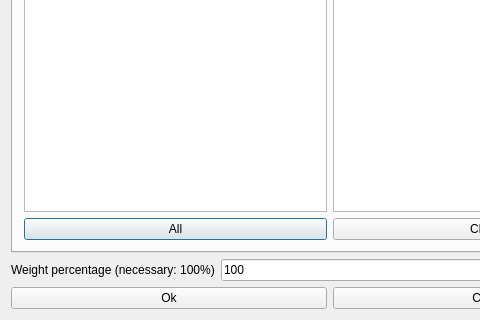
Before: the Qt Designer form fet/src/interface/modifyconstraintactivitiesminsimultaneousinselectedtimeslotsform_template.ui in vonmecheln/fet, drawn with Qt 5; both pictures show x 0 to 480 and y 220 to 540 of the 660 by 540 pixel window.
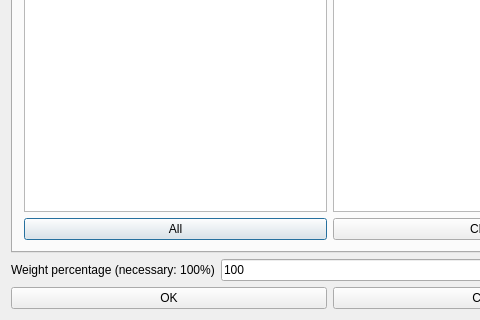
After: the same form once the commit is applied.

Patch:
```diff
--- a/fet/src/interface/modifyconstraintactivitiesminsimultaneousinselectedtimeslotsform_template.ui
+++ b/fet/src/interface/modifyconstraintactivitiesminsimultaneousinselectedtimeslotsform_template.ui
@@ -222,7 +222,7 @@
      <item>
       <widget class="QPushButton" name="okPushButton">
        <property name="text">
-        <string>Ok</string>
+        <string>OK</string>
        </property>
       </widget>
      </item>
```
